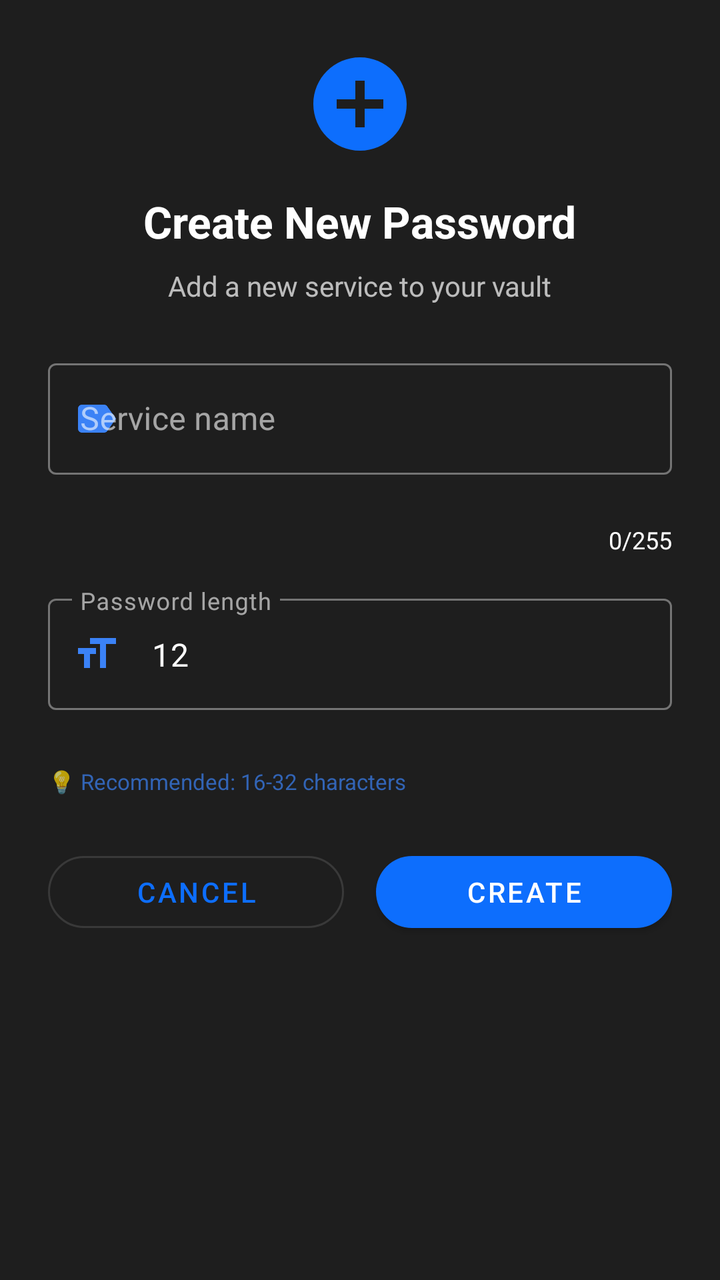
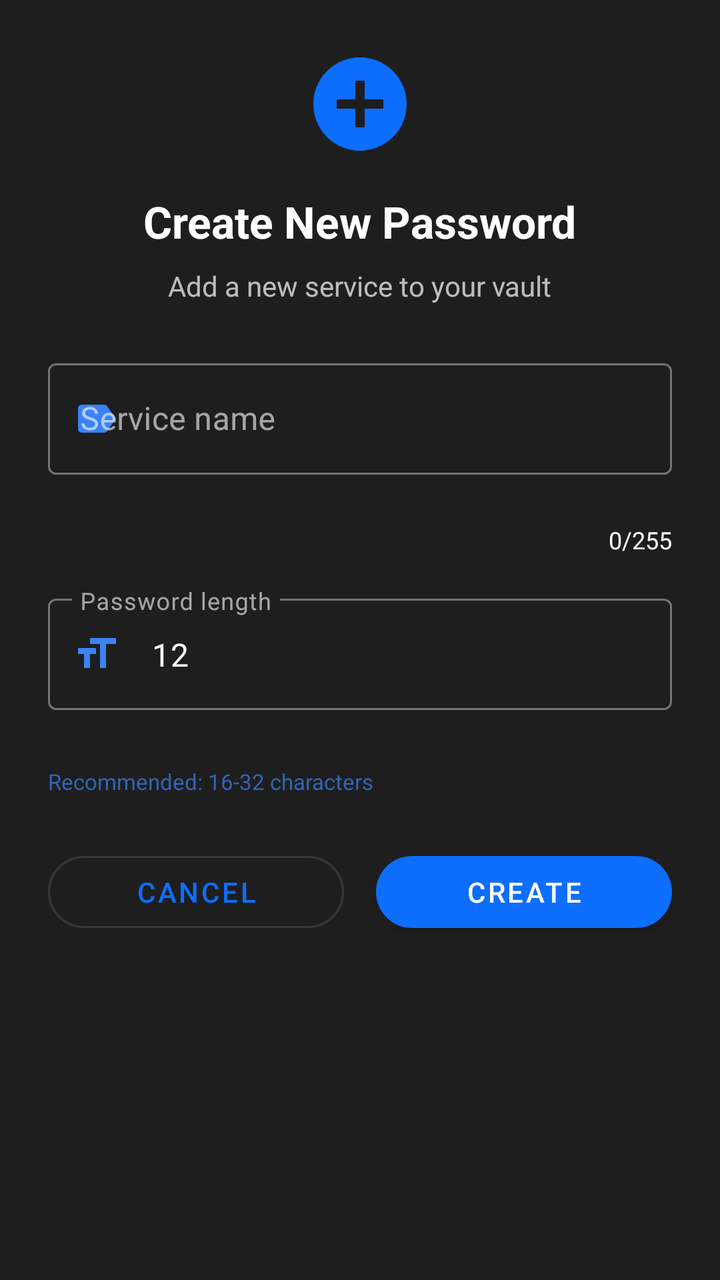

Screens rendered from an Android XML layout before and after an edit, with the pre-edit source and the edit as a unified diff.
<!-- AndroidManifest.xml: application theme Theme.SmartPasswordManager -->
<!-- res/layout/dialog_add_custom.xml -->
<?xml version="1.0" encoding="utf-8"?>
<LinearLayout xmlns:android="http://schemas.android.com/apk/res/android"
    xmlns:app="http://schemas.android.com/apk/res-auto"
    android:layout_width="match_parent"
    android:layout_height="wrap_content"
    android:orientation="vertical"
    android:padding="24dp"
    android:background="@color/dark_surface">

    <ImageView
        android:layout_width="56dp"
        android:layout_height="56dp"
        android:layout_gravity="center"
        android:src="@drawable/ic_add_circle"
        android:layout_marginBottom="16dp"
        app:tint="@color/primary_blue" />

    <TextView
        android:layout_width="wrap_content"
        android:layout_height="wrap_content"
        android:layout_gravity="center"
        android:text="Create New Password"
        android:textSize="22sp"
        android:textStyle="bold"
        android:textColor="@color/white"
        android:layout_marginBottom="8dp" />

    <TextView
        android:layout_width="wrap_content"
        android:layout_height="wrap_content"
        android:layout_gravity="center"
        android:text="Add a new service to your vault"
        android:textSize="14sp"
        android:textColor="@color/white_70"
        android:layout_marginBottom="24dp" />

    <com.google.android.material.textfield.TextInputLayout
        android:id="@+id/descriptionLayout"
        android:layout_width="match_parent"
        android:layout_height="wrap_content"
        android:hint="Service name"
        app:startIconDrawable="@drawable/ic_label"
        app:startIconTint="@color/primary_blue_light"
        app:endIconMode="clear_text"
        app:errorEnabled="true"
        style="@style/Widget.MaterialComponents.TextInputLayout.OutlinedBox">

        <com.google.android.material.textfield.TextInputEditText
            android:id="@+id/entryDescription"
            android:layout_width="match_parent"
            android:layout_height="wrap_content"
            android:inputType="text"
            android:maxLength="255"
            android:maxLines="1" />

        <TextView
            android:id="@+id/charCounter"
            android:layout_width="wrap_content"
            android:layout_height="wrap_content"
            android:layout_gravity="end"
            android:layout_marginTop="4dp"
            android:text="0/255"
            android:textSize="12sp"
            android:textColor="@android:color/white" />

    </com.google.android.material.textfield.TextInputLayout>

    <com.google.android.material.textfield.TextInputLayout
        android:id="@+id/lengthLayout"
        android:layout_width="match_parent"
        android:layout_height="wrap_content"
        android:layout_marginTop="16dp"
        android:hint="Password length"
        app:startIconDrawable="@drawable/ic_format_size"
        app:startIconTint="@color/primary_blue_light"
        app:endIconMode="clear_text"
        app:errorEnabled="true"
        style="@style/Widget.MaterialComponents.TextInputLayout.OutlinedBox">

        <com.google.android.material.textfield.TextInputEditText
            android:id="@+id/entryLength"
            android:layout_width="match_parent"
            android:layout_height="wrap_content"
            android:inputType="number"
            android:maxLength="3"
            android:text="12"
            android:textColor="@color/white" />

    </com.google.android.material.textfield.TextInputLayout>

    <TextView
        android:layout_width="wrap_content"
        android:layout_height="wrap_content"
        android:layout_marginTop="8dp"
        android:text="💡 Recommended: 16-32 characters"
        android:textSize="11sp"
        android:textColor="@color/primary_blue_light"
        android:alpha="0.7" />

    <LinearLayout
        android:layout_width="match_parent"
        android:layout_height="wrap_content"
        android:orientation="horizontal"
        android:layout_marginTop="24dp">

        <com.google.android.material.button.MaterialButton
            android:id="@+id/btnCancel"
            android:layout_width="0dp"
            android:layout_height="48dp"
            android:layout_weight="1"
            android:layout_marginEnd="8dp"
            android:text="CANCEL"
            app:cornerRadius="24dp"
            style="@style/Widget.MaterialComponents.Button.OutlinedButton" />

        <com.google.android.material.button.MaterialButton
            android:id="@+id/btnCreate"
            android:layout_width="0dp"
            android:layout_height="48dp"
            android:layout_weight="1"
            android:layout_marginStart="8dp"
            android:text="CREATE"
            app:cornerRadius="24dp"
            style="@style/Widget.MaterialComponents.Button" />

    </LinearLayout>

</LinearLayout>
<!-- resources referenced by this layout -->
<resources>
  <color name="dark_surface">#1e1e1e</color>
  <color name="primary_blue">#0d6efd</color>
  <color name="primary_blue_light">#3b82f6</color>
  <color name="white">#ffffff</color>
  <color name="white_70">#B3FFFFFF</color>
  <!-- drawable ic_add_circle (drawable) -->
  <vector xmlns:android="http://schemas.android.com/apk/res/android"
      android:width="24dp"
      android:height="24dp"
      android:viewportWidth="24"
      android:viewportHeight="24">
      <path
          android:fillColor="#FFFFFF"
          android:pathData="M12,2C6.48,2 2,6.48 2,12s4.48,10 10,10 10,-4.48 10,-10S17.52,2 12,2zM17,13h-4v4h-2v-4L7,13v-2h4L11,7h2v4h4v2z"/>
  </vector>
  <!-- drawable ic_format_size (drawable) -->
  <vector xmlns:android="http://schemas.android.com/apk/res/android"
      android:width="24dp"
      android:height="24dp"
      android:viewportWidth="24"
      android:viewportHeight="24">
      <path
          android:fillColor="#FFFFFF"
          android:pathData="M9,4v3h5v12h3V7h5V4H9zM3,12h3v7h3v-7h3V9H3v3z"/>
  </vector>
  <!-- drawable ic_label (drawable) -->
  <vector xmlns:android="http://schemas.android.com/apk/res/android"
      android:width="24dp"
      android:height="24dp"
      android:viewportWidth="24"
      android:viewportHeight="24">
      <path
          android:fillColor="#FFFFFF"
          android:pathData="M17.63,5.84C17.27,5.33 16.67,5 16,5L5,5.01C3.9,5.01 3,5.9 3,7v10c0,1.1 0.9,1.99 2,1.99L16,19c0.67,0 1.27,-0.33 1.63,-0.84L22,12l-4.37,-6.16z"/>
  </vector>
  <style name="Theme.SmartPasswordManager" parent="Theme.MaterialComponents.DayNight.NoActionBar">
          <item name="colorPrimary">@color/primary_blue</item>
          <item name="colorPrimaryVariant">@color/primary_blue_dark</item>
          <item name="colorOnPrimary">@color/white</item>
          <item name="colorSecondary">@color/primary_blue_light</item>
          <item name="colorOnSecondary">@color/white</item>
          <item name="android:colorBackground">@color/dark_background</item>
          <item name="colorSurface">@color/dark_surface</item>
          <item name="colorOnSurface">@color/white</item>
          <item name="materialAlertDialogTheme">@style/ThemeOverlay.MaterialComponents.MaterialAlertDialog</item>
      </style>
  <color name="primary_blue_dark">#0a58ca</color>
  <color name="dark_background">#121212</color>
  <style name="ThemeOverlay.MaterialComponents.MaterialAlertDialog" parent="ThemeOverlay.MaterialComponents.MaterialAlertDialog" tools:ignore="PrivateResource,ResourceCycle">
          <item name="colorPrimary">@color/primary_blue</item>
          <item name="colorOnSurface">@color/white</item>
          <item name="colorSurface">@color/dark_surface</item>
      </style>
</resources>

<!-- the commit's change to res/layout/dialog_add_custom.xml (unified diff, before → after) -->
@@ -92,7 +92,7 @@
         android:layout_width="wrap_content"
         android:layout_height="wrap_content"
         android:layout_marginTop="8dp"
-        android:text="💡 Recommended: 16-32 characters"
+        android:text="Recommended: 16-32 characters"
         android:textSize="11sp"
         android:textColor="@color/primary_blue_light"
         android:alpha="0.7" />
